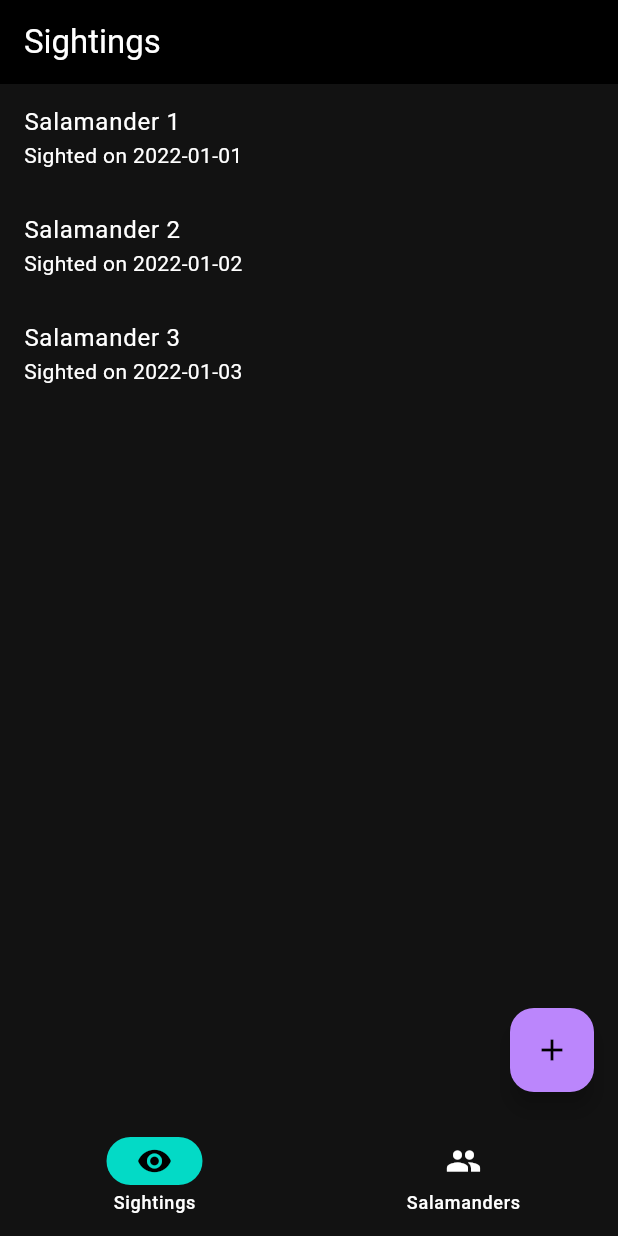
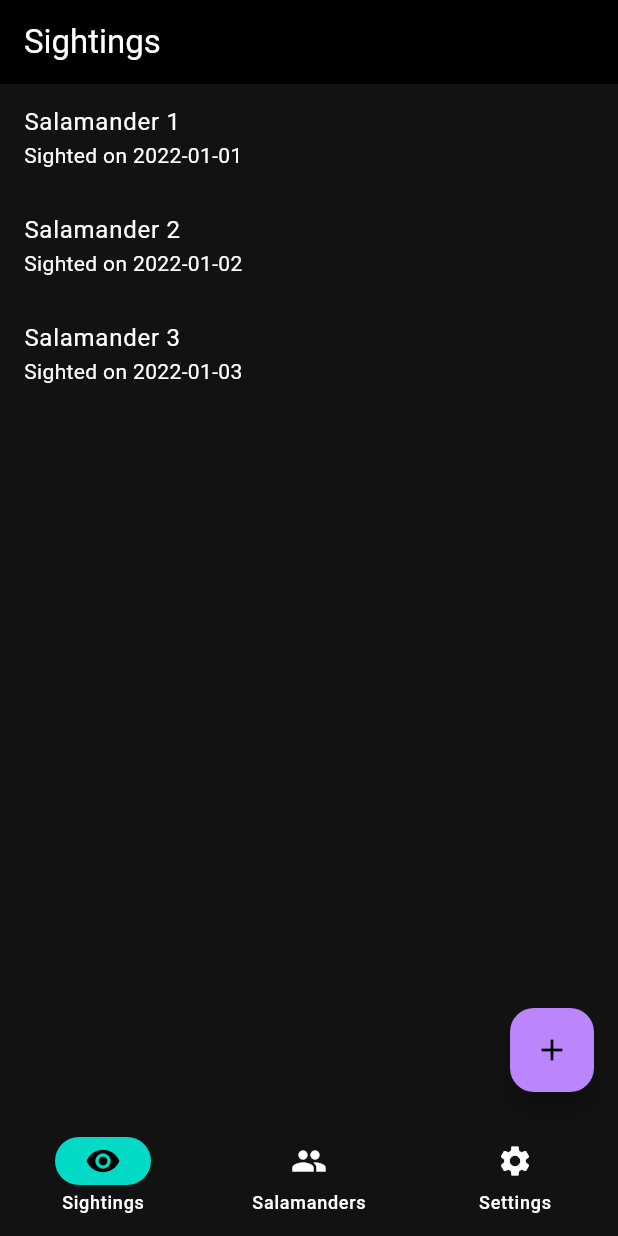
Before and after one commit to SpeedyCodes/salamander-tracking-frontend, a Flutter app: the screen it shows after launch, on a phone screen of 412 x 824 dp. Run offline on Flutter 3.47's test engine with Material 3 defaults, Android fonts, the phone set to English and light mode, and no system bars; our stand-ins replace image_picker, shared_preferences; missing offline and left inert: shared_preferences_android, shared_preferences_ios.

Commit message:
server address setting & little cleanup

```diff
--- a/lib/candidate_details_screen.dart
+++ b/lib/candidate_details_screen.dart
@@ -1,6 +1,6 @@
 import 'package:flutter/material.dart';
-import 'package:http/http.dart' as http;
 import 'package:salamander_tracker/new_sighting_screen.dart';
+import 'globals.dart' as globals;
 
 class CandidateDetailsScreen extends StatelessWidget {
   final String individualId;
@@ -19,7 +19,7 @@ class CandidateDetailsScreen extends StatelessWidget {
           Hero(
               tag: individualId,
               child: Image.network(
-                  'http://192.168.0.141:5000/individuals/$individualId/image')),
+                  '${globals.serverAddress}/individuals/$individualId/image')),
           Text(
             'Salamander $individualId',
             style: Theme.of(context).textTheme.headlineSmall,
--- /dev/null
+++ b/lib/globals.dart
@@ -0,0 +1,3 @@
+library globals;
+
+String serverAddress = 'http://192.168.0.141:5000';
--- a/lib/main.dart
+++ b/lib/main.dart
@@ -1,5 +1,11 @@
+import 'dart:io';
+
 import 'package:flutter/material.dart';
+import 'package:shared_preferences/shared_preferences.dart';
+import 'package:shared_preferences_android/shared_preferences_android.dart';
+import 'package:shared_preferences_ios/shared_preferences_ios.dart';
 import 'image_picker_screen.dart';
+import 'globals.dart' as globals;
 
 void main() {
   runApp(const MyApp());
@@ -39,12 +45,20 @@ class SightingsPage extends StatefulWidget {
 
 class _SightingsPageState extends State<SightingsPage> {
   int currentPageIndex = 0;
-  static const List<String> titles = ['Sightings', 'Salamanders'];
+  static const List<String> titles = ['Sightings', 'Salamanders', 'Settings'];
+  final GlobalKey<FormState> _formKey = GlobalKey<FormState>();
 
   @override
   void initState() {
     super.initState();
-    // fetch data
+    if (Platform.isAndroid) SharedPreferencesAndroid.registerWith();
+    if (Platform.isIOS) SharedPreferencesIOS.registerWith();
+    getServerAddress();
+  }
+
+  void getServerAddress() async {
+    final prefs = await SharedPreferences.getInstance();
+    globals.serverAddress = prefs.getString("serverAddress") ?? '';
   }
 
   @override
@@ -78,15 +92,42 @@ class _SightingsPageState extends State<SightingsPage> {
         GridView.count(
           crossAxisCount: 2,
           children: List.generate(20, (index) {
-          return Column(
+            return const Column(
               children: [
                 // Hero(
                 //     tag: index,
-              //     child: Image.network('http://192.168.0.141:5000/individuals/1/image')
+                //     child: Image.network('${globals.serverAddress}/individuals/1/image')
                 // ),
               ],
             );
           }),
+        ),
+        Form(
+          key: _formKey,
+          child: Column(
+            crossAxisAlignment: CrossAxisAlignment.start,
+            children: <Widget>[
+              const Text('Server address'),
+              TextFormField(
+                decoration: const InputDecoration(
+                  hintText: 'http://192.168.0.10',
+                ),
+                initialValue: globals.serverAddress,
+                onSaved: (value) async {
+                  final prefs = await SharedPreferences.getInstance();
+                  globals.serverAddress = value!;
+                  prefs.setString('serverAddress', value!);
+                },
+              ),
+              TextButton(
+                  onPressed: () {
+                    if (_formKey.currentState!.validate()) {
+                      _formKey.currentState!.save();
+                    }
+                  },
+                  child: const Text("Save")),
+            ],
+          ),
         )
       ][currentPageIndex],
       floatingActionButton: FloatingActionButton(
@@ -115,6 +156,7 @@ class _SightingsPageState extends State<SightingsPage> {
             icon: Icon(Icons.group),
             label: 'Salamanders',
           ),
+          NavigationDestination(icon: Icon(Icons.settings), label: 'Settings')
         ],
       ),
     );
--- a/lib/models/sighting_evaluation.dart
+++ b/lib/models/sighting_evaluation.dart
@@ -1,6 +1,5 @@
 // generated by https://app.quicktype.io/
 
-import 'dart:convert';
 
 class SightingEvaluation {
     String sightingId;
--- a/lib/new_sighting_screen.dart
+++ b/lib/new_sighting_screen.dart
@@ -1,6 +1,7 @@
 import 'dart:convert';
 import 'package:flutter/material.dart';
 import 'package:http/http.dart' as http;
+import 'globals.dart' as globals;
 
 class NewSightingScreen extends StatelessWidget {
   final String? individualId;
@@ -63,7 +64,7 @@ class NewSightingScreen extends StatelessWidget {
                         http
                             .post(
                           Uri.parse(
-                              'http://192.168.0.141:5000/confirm/$sightingId'),
+                              '${globals.serverAddress}/confirm/$sightingId'),
                           headers: <String, String>{
                             'Content-Type': 'application/json',
                           },
@@ -79,7 +80,7 @@ class NewSightingScreen extends StatelessWidget {
                         http
                             .post(
                                 Uri.parse(
-                                    'http://192.168.0.141:5000/confirm/$sightingId?individual_id=$individualId'),
+                                    '${globals.serverAddress}/confirm/$sightingId?individual_id=$individualId'),
                                 headers: {'Content-Type': 'application/json'},
                                 body: json.encode({
                                   'spotted_at': spottedAt.toIso8601String()
--- a/pubspec.yaml
+++ b/pubspec.yaml
@@ -37,6 +37,9 @@ dependencies:
   cupertino_icons: ^1.0.6
   image_picker: ^1.1.2
   http: ^1.2.2
+  shared_preferences: ^2.3.2
+  shared_preferences_android: ^2.3.2
+  shared_preferences_ios: ^2.1.1
 
 dev_dependencies:
   flutter_test:
```
Also changed, not shown: lib/image_picker_screen.dart (+5 -3 lines), lib/sighting_salamander_picker_screen.dart (+7 -8 lines), pubspec.lock. Lines whose indentation alone changed are shown as unchanged.
